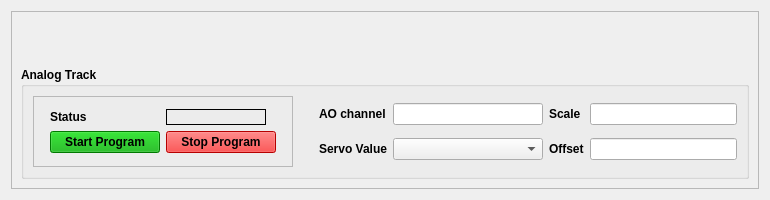
Qt form widgets/aerotech_analog_track.ui (pcdshub/ecs-pydm-ui) before a commit.
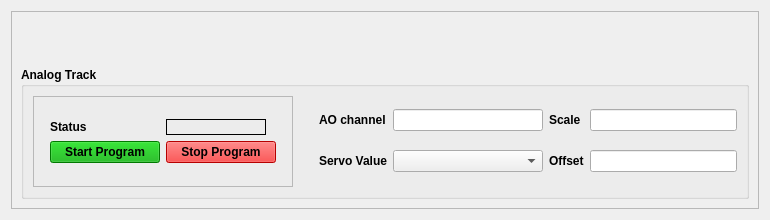
The same form after that commit. Custom widgets are drawn as their Qt base class.

Diff of the .ui file:
```diff
--- a/widgets/aerotech_analog_track.ui
+++ b/widgets/aerotech_analog_track.ui
@@ -7,13 +7,13 @@
     <x>0</x>
     <y>0</y>
     <width>770</width>
-    <height>200</height>
+    <height>220</height>
    </rect>
   </property>
   <property name="minimumSize">
    <size>
     <width>770</width>
-    <height>200</height>
+    <height>220</height>
    </size>
   </property>
   <property name="windowTitle">
```
